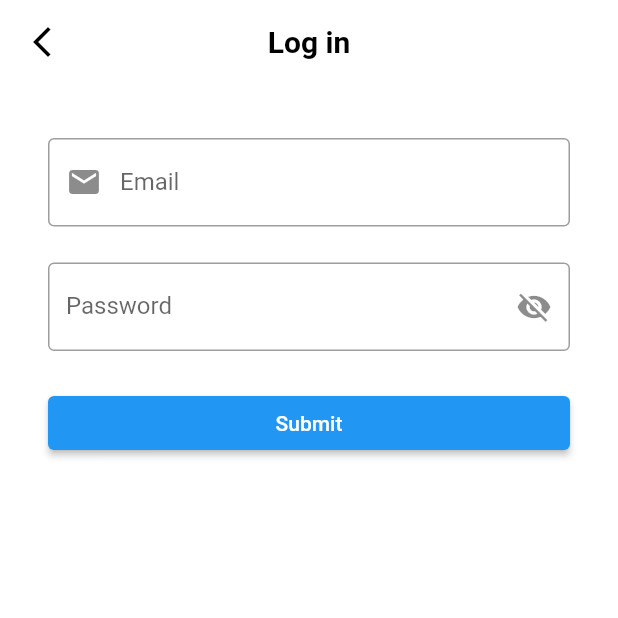
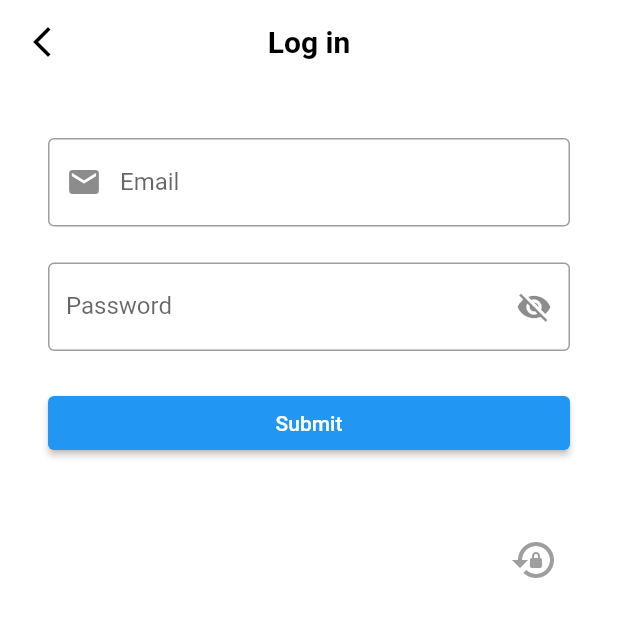
Before and after one commit to theiotproject/virtual-key, a Flutter app: the screen it shows after launch, after a tap on "Log In", on a phone screen of 412 x 824 dp, the top half of it. Run offline on Flutter 3.47's test engine with Material 2 defaults, Android fonts, the phone set to English and light mode, and no system bars; our stand-ins replace qr_flutter; accounts and stored records are empty; network calls fail.

Commit message:
New app bar implementation

```diff
--- a/lib/admin_gates.dart
+++ b/lib/admin_gates.dart
@@ -2,6 +2,7 @@ import 'package:flutter/material.dart';
 import 'package:virtual_key/globals.dart';
 import 'package:virtual_key/models/gate.dart';
 import 'package:virtual_key/services/remote_service.dart';
+import 'package:virtual_key/widgets/custom_appbar.dart';
 
 class AdminGates extends StatefulWidget {
   const AdminGates({Key? key}) : super(key: key);
@@ -35,9 +36,7 @@ class _AdminGatesState extends State<AdminGates> {
   @override
   Widget build(BuildContext context) {
     return Scaffold(
-      appBar: AppBar(
-        title: const Text('Your gates'),
-      ),
+      appBar: CustomAppBar('Open gate', true),
       body: Visibility(
         visible: isLoaded,
         replacement: const Center(
--- a/lib/admin_teams.dart
+++ b/lib/admin_teams.dart
@@ -2,6 +2,7 @@ import 'package:flutter/material.dart';
 import 'package:virtual_key/globals.dart';
 import 'package:virtual_key/models/team.dart';
 import 'package:virtual_key/services/remote_service.dart';
+import 'package:virtual_key/widgets/custom_appbar.dart';
 
 class AdminTeams extends StatefulWidget {
   const AdminTeams({Key? key}) : super(key: key);
@@ -42,9 +43,7 @@ class _AdminTeamsState extends State<AdminTeams> {
   @override
   Widget build(BuildContext context) {
     return Scaffold(
-      appBar: AppBar(
-        title: const Text('Your teams - admin'),
-      ),
+      appBar: CustomAppBar('Your teams - admin', false),
       body: Visibility(
         visible: isLoaded,
         replacement: const Center(
--- a/lib/emergency_open.dart
+++ b/lib/emergency_open.dart
@@ -1,5 +1,6 @@
 import 'package:flutter/material.dart';
 import 'package:qr_flutter/qr_flutter.dart';
+import 'package:virtual_key/widgets/custom_appbar.dart';
 
 class EmergencyOpen extends StatefulWidget {
   const EmergencyOpen({Key? key}) : super(key: key);
@@ -20,9 +21,7 @@ class _EmergencyOpenState extends State<EmergencyOpen> {
   Widget build(BuildContext context) {
     return Scaffold(
       resizeToAvoidBottomInset: false,
-      appBar: AppBar(
-        title: const Text('Emergency Lock Opening'),
-      ),
+      appBar: CustomAppBar('Emergency lock opening', true),
       body: Center(
         child: Column(
           mainAxisAlignment: MainAxisAlignment.start,
--- a/lib/login.dart
+++ b/lib/login.dart
@@ -35,7 +35,7 @@ class _LoginState extends State<Login> {
   @override
   Widget build(BuildContext context) {
     return Scaffold(
-      appBar: CustomAppBar('Log in'),
+      appBar: CustomAppBar('Log in', true),
       body: Center(
         child: ListView(
           padding: const EdgeInsets.all(32),
@@ -71,6 +71,18 @@ class _LoginState extends State<Login> {
                 style: const TextStyle(
                   fontSize: 16,
                   color: Colors.red,
+                ),
+              ),
+            ),
+            Align(
+              alignment: Alignment.bottomRight,
+              child: IconButton(
+                onPressed: (() =>
+                    Navigator.pushNamed(context, '/emergency_open')),
+                icon: const Icon(
+                  Icons.lock_reset,
+                  size: 32,
+                  color: Colors.grey,
                 ),
               ),
             ),
--- a/lib/user_teams.dart
+++ b/lib/user_teams.dart
@@ -2,6 +2,7 @@ import 'package:flutter/material.dart';
 import 'package:virtual_key/globals.dart';
 import 'package:virtual_key/models/team.dart';
 import 'package:virtual_key/services/remote_service.dart';
+import 'package:virtual_key/widgets/custom_appbar.dart';
 
 class UserTeams extends StatefulWidget {
   const UserTeams({Key? key}) : super(key: key);
@@ -34,9 +35,7 @@ class _UserTeamsState extends State<UserTeams> {
   @override
   Widget build(BuildContext context) {
     return Scaffold(
-      appBar: AppBar(
-        title: const Text('Your teams'),
-      ),
+      appBar: CustomAppBar('Your teams', false),
       body: Visibility(
         visible: isLoaded,
         replacement: const Center(
--- a/lib/widgets/custom_appbar.dart
+++ b/lib/widgets/custom_appbar.dart
@@ -1,12 +1,16 @@
 import 'package:flutter/material.dart';
+import 'package:flutter/services.dart';
 
 class CustomAppBar extends StatelessWidget with PreferredSizeWidget {
   @override
   final Size preferredSize;
 
   final String title;
+  bool backArrow;
+
   CustomAppBar(
-    this.title, {
+    this.title,
+    this.backArrow, {
     Key? key,
   })  : preferredSize = const Size.fromHeight(60.0),
         super(key: key);
@@ -14,10 +18,16 @@ class CustomAppBar extends StatelessWidget with PreferredSizeWidget {
   @override
   Widget build(BuildContext context) {
     return AppBar(
-      leading: const Icon(
-        Icons.arrow_back_ios_new_outlined,
-        color: Colors.black,
-      ),
+      systemOverlayStyle: SystemUiOverlayStyle.dark,
+      leading: backArrow
+          ? IconButton(
+              icon: const Icon(
+                Icons.arrow_back_ios_new_outlined,
+                color: Colors.black,
+              ),
+              onPressed: () => Navigator.of(context).pop(),
+            )
+          : Container(),
       title: Text(
         title,
         style:
```
Also changed, not shown: lib/gate_key.dart (+3 -4 lines), lib/home.dart (+2 -19 lines).
